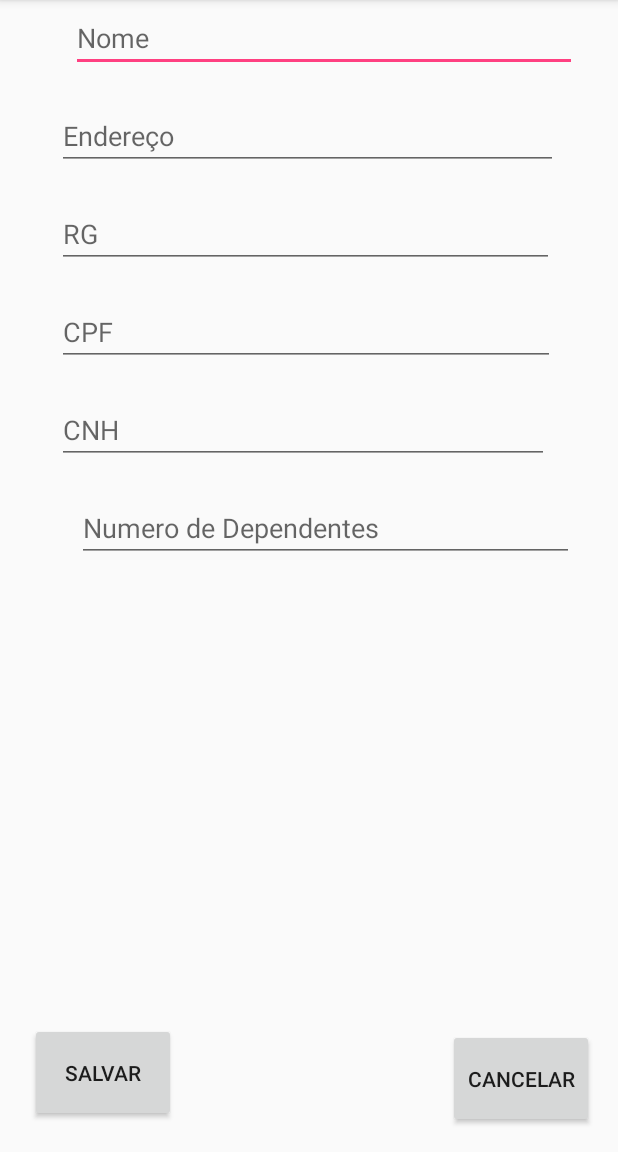
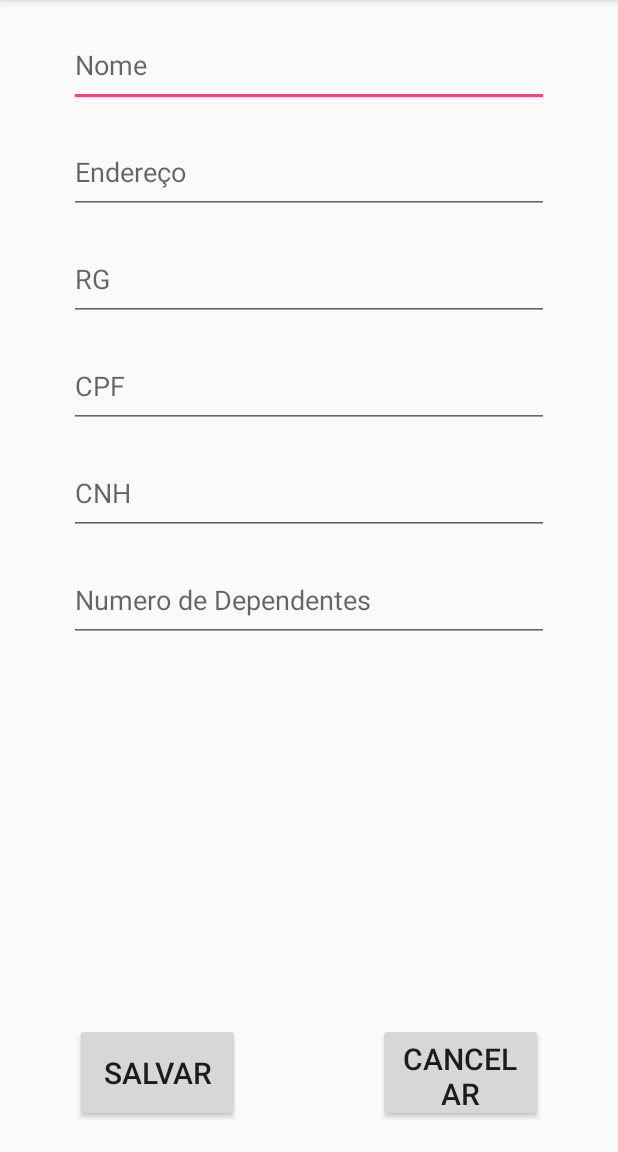
Before and after one commit to pingubr/trabalho, an Android app: the Cadastro_Clientes screen opened directly, with no data from a screen before it, on a phone screen of 412 x 824 dp, the part 84-1236 px from its top. Run offline under Robolectric (Android 15) with nearby library versions, the phone set to English and light mode, and no system bars.

Commit message:
Primeiro commit meu. O Android Studio gerou 855 bugs, pois troquei a fonte dos textos. PS: Android Studio é uma merda. \ Anderson

```diff
--- a/Projeto/app/src/main/java/com/example/brunab/projeto/Telas/Cadastro_Clientes.java
+++ b/Projeto/app/src/main/java/com/example/brunab/projeto/Telas/Cadastro_Clientes.java
@@ -9,21 +9,21 @@ import com.example.brunab.projeto.R;
 public class Cadastro_Clientes extends AppCompatActivity {
 
     private EditText txNome;
-    private EditText txRua;
+    private EditText txEndereco;
     private EditText txRG;
     private EditText txCPF;
     private EditText txCNH;
-    private EditText txFilhos;
+    private EditText txDependentes;
 
     @Override
     protected void onCreate(Bundle savedInstanceState) {
         super.onCreate(savedInstanceState);
         setContentView(R.layout.cadastro__clientes);
-        txNome = findViewById(R.id.etNome);
-        txRua = findViewById(R.id.etEndereco);
-        txRG = findViewById(R.id.etRG);
-        txCPF = findViewById(R.id.etCPF);
-        txCNH = findViewById(R.id.etCNH);
-        txFilhos = findViewById(R.id.etDependentes);
+        txNome = findViewById(R.id.cNome);
+        txEndereco = findViewById(R.id.cEndereco);
+        txRG = findViewById(R.id.cRG);
+        txCPF = findViewById(R.id.cCPF);
+        txCNH = findViewById(R.id.cCNH);
+        txDependentes = findViewById(R.id.cDependentes);
     }
 }
--- a/Projeto/app/src/main/java/com/example/brunab/projeto/Telas/Cadastro_Funcionarios.java
+++ b/Projeto/app/src/main/java/com/example/brunab/projeto/Telas/Cadastro_Funcionarios.java
@@ -19,10 +19,10 @@ public class Cadastro_Funcionarios extends AppCompatActivity {
     protected void onCreate(Bundle savedInstanceState) {
         super.onCreate(savedInstanceState);
         setContentView(R.layout.cadastro__funcionarios);
-        txNome = findViewById(R.id.etNome);
-        txRua = findViewById(R.id.etEndereco);
-        txRG = findViewById(R.id.etRG);
-        txCPF = findViewById(R.id.etCPF);
+        txNome = findViewById(R.id.cNome);
+        txRua = findViewById(R.id.cEndereco);
+        txRG = findViewById(R.id.cRG);
+        txCPF = findViewById(R.id.cCPF);
         cbSupervisor = findViewById(R.id.cbSuper);
     }
 }
--- a/Projeto/app/src/main/res/layout/cadastro__clientes.xml
+++ b/Projeto/app/src/main/res/layout/cadastro__clientes.xml
@@ -8,121 +8,121 @@
 
     <Button
         android:id="@+id/btCancelar"
-        android:layout_width="97dp"
+        android:layout_width="110dp"
         android:layout_height="66dp"
-        android:layout_marginBottom="16dp"
-        android:layout_marginEnd="16dp"
-        android:layout_marginRight="16dp"
+        android:layout_marginBottom="20dp"
+        android:layout_marginEnd="50dp"
+        android:layout_marginRight="50dp"
         android:text="@string/clientecancel"
+        android:textSize="20sp"
         app:layout_constraintBottom_toBottomOf="parent"
         app:layout_constraintEnd_toEndOf="parent" />
 
     <EditText
-        android:id="@+id/etNome"
-        android:layout_width="337dp"
-        android:layout_height="44dp"
-        android:layout_marginEnd="27dp"
-        android:layout_marginLeft="20dp"
-        android:layout_marginRight="27dp"
-        android:layout_marginStart="20dp"
-        android:layout_marginTop="4dp"
+        android:id="@+id/cNome"
+        android:layout_width="320dp"
+        android:layout_height="55dp"
+        android:layout_marginEnd="50dp"
+        android:layout_marginLeft="50dp"
+        android:layout_marginRight="50dp"
+        android:layout_marginStart="50dp"
+        android:layout_marginTop="16dp"
         android:ems="10"
         android:hint="@string/nomecliente"
         android:inputType="textPersonName"
         app:layout_constraintEnd_toEndOf="parent"
-        app:layout_constraintHorizontal_bias="1.0"
         app:layout_constraintStart_toStartOf="parent"
         app:layout_constraintTop_toTopOf="parent" />
 
     <EditText
-        android:id="@+id/etEndereco"
-        android:layout_width="334dp"
-        android:layout_height="wrap_content"
-        android:layout_marginEnd="26dp"
-        android:layout_marginLeft="24dp"
-        android:layout_marginRight="26dp"
-        android:layout_marginStart="24dp"
-        android:layout_marginTop="20dp"
+        android:id="@+id/cEndereco"
+        android:layout_width="320dp"
+        android:layout_height="55dp"
+        android:layout_marginEnd="50dp"
+        android:layout_marginLeft="50dp"
+        android:layout_marginRight="50dp"
+        android:layout_marginStart="50dp"
+        android:layout_marginTop="16dp"
         android:ems="10"
         android:hint="@string/enderecocliente"
         android:inputType="textPersonName"
         app:layout_constraintEnd_toEndOf="parent"
         app:layout_constraintStart_toStartOf="parent"
-        app:layout_constraintTop_toBottomOf="@+id/etNome" />
+        app:layout_constraintTop_toBottomOf="@+id/cNome" />
 
     <EditText
-        android:id="@+id/etRG"
-        android:layout_width="331dp"
-        android:layout_height="wrap_content"
-        android:layout_marginEnd="29dp"
-        android:layout_marginLeft="24dp"
-        android:layout_marginRight="29dp"
-        android:layout_marginStart="24dp"
-        android:layout_marginTop="20dp"
+        android:id="@+id/cRG"
+        android:layout_width="320dp"
+        android:layout_height="55dp"
+        android:layout_marginEnd="50dp"
+        android:layout_marginLeft="50dp"
+        android:layout_marginRight="50dp"
+        android:layout_marginStart="50dp"
+        android:layout_marginTop="16dp"
         android:ems="10"
         android:hint="@string/rgcliente"
         android:inputType="textPersonName"
         app:layout_constraintEnd_toEndOf="parent"
         app:layout_constraintStart_toStartOf="parent"
-        app:layout_constraintTop_toBottomOf="@+id/etEndereco" />
+        app:layout_constraintTop_toBottomOf="@+id/cEndereco" />
 
     <EditText
-        android:id="@+id/etCPF"
-        android:layout_width="332dp"
-        android:layout_height="wrap_content"
-        android:layout_marginEnd="28dp"
-        android:layout_marginLeft="24dp"
-        android:layout_marginRight="28dp"
-        android:layout_marginStart="24dp"
-        android:layout_marginTop="20dp"
+        android:id="@+id/cCPF"
+        android:layout_width="320dp"
+        android:layout_height="55dp"
+        android:layout_marginEnd="50dp"
+        android:layout_marginLeft="50dp"
+        android:layout_marginRight="50dp"
+        android:layout_marginStart="50dp"
+        android:layout_marginTop="16dp"
         android:ems="10"
         android:hint="@string/cpfcliente"
         android:inputType="textPersonName"
         app:layout_constraintEnd_toEndOf="parent"
         app:layout_constraintStart_toStartOf="parent"
-        app:layout_constraintTop_toBottomOf="@+id/etRG" />
+        app:layout_constraintTop_toBottomOf="@+id/cRG" />
 
     <EditText
-        android:id="@+id/etCNH"
-        android:layout_width="328dp"
-        android:layout_height="wrap_content"
-        android:layout_marginEnd="32dp"
-        android:layout_marginLeft="24dp"
-        android:layout_marginRight="32dp"
-        android:layout_marginStart="24dp"
-        android:layout_marginTop="20dp"
+        android:id="@+id/cCNH"
+        android:layout_width="320dp"
+        android:layout_height="55dp"
+        android:layout_marginEnd="50dp"
+        android:layout_marginLeft="50dp"
+        android:layout_marginRight="50dp"
+        android:layout_marginStart="50dp"
+        android:layout_marginTop="16dp"
         android:ems="10"
         android:hint="@string/cnh"
         android:inputType="textPersonName"
         app:layout_constraintEnd_toEndOf="parent"
         app:layout_constraintStart_toStartOf="parent"
-        app:layout_constraintTop_toBottomOf="@+id/etCPF" />
+        app:layout_constraintTop_toBottomOf="@+id/cCPF" />
 
     <EditText
-        android:id="@+id/etDependentes"
-        android:layout_width="331dp"
-        android:layout_height="wrap_content"
-        android:layout_marginEnd="29dp"
-        android:layout_marginLeft="24dp"
-        android:layout_marginRight="29dp"
-        android:layout_marginStart="24dp"
-        android:layout_marginTop="20dp"
+        android:id="@+id/cDependentes"
+        android:layout_width="320dp"
+        android:layout_height="55dp"
+        android:layout_marginEnd="50dp"
+        android:layout_marginLeft="50dp"
+        android:layout_marginRight="50dp"
+        android:layout_marginStart="50dp"
+        android:layout_marginTop="16dp"
         android:ems="10"
         android:hint="@string/numerodependentes"
         android:inputType="textPersonName"
         app:layout_constraintEnd_toEndOf="parent"
-        app:layout_constraintHorizontal_bias="1.0"
         app:layout_constraintStart_toStartOf="parent"
-        app:layout_constraintTop_toBottomOf="@+id/etCNH" />
+        app:layout_constraintTop_toBottomOf="@+id/cCNH" />
 
     <Button
         android:id="@+id/btSalvar"
-        android:layout_width="97dp"
+        android:layout_width="110dp"
         android:layout_height="66dp"
         android:layout_marginBottom="20dp"
-        android:layout_marginLeft="20dp"
-        android:layout_marginStart="20dp"
+        android:layout_marginLeft="50dp"
+        android:layout_marginStart="50dp"
         android:text="@string/clientesave"
+        android:textSize="20sp"
         app:layout_constraintBottom_toBottomOf="parent"
         app:layout_constraintStart_toStartOf="parent" />
 
--- a/Projeto/app/src/main/res/layout/cadastro__funcionarios.xml
+++ b/Projeto/app/src/main/res/layout/cadastro__funcionarios.xml
@@ -18,7 +18,7 @@
         app:layout_constraintEnd_toEndOf="parent" />
 
     <EditText
-        android:id="@+id/etNome"
+        android:id="@+id/cNome"
         android:layout_width="350dp"
         android:layout_height="wrap_content"
         android:layout_marginEnd="14dp"
@@ -34,7 +34,7 @@
         app:layout_constraintTop_toTopOf="parent" />
 
     <EditText
-        android:id="@+id/etEndereco"
+        android:id="@+id/cEndereco"
         android:layout_width="348dp"
         android:layout_height="wrap_content"
         android:layout_marginEnd="16dp"
@@ -47,10 +47,10 @@
         android:inputType="textPersonName"
         app:layout_constraintEnd_toEndOf="parent"
         app:layout_constraintStart_toStartOf="parent"
-        app:layout_constraintTop_toBottomOf="@+id/etNome" />
+        app:layout_constraintTop_toBottomOf="@+id/cNome" />
 
     <EditText
-        android:id="@+id/etRG"
+        android:id="@+id/cRG"
         android:layout_width="346dp"
         android:layout_height="wrap_content"
         android:layout_marginEnd="23dp"
@@ -63,10 +63,10 @@
         android:inputType="textPersonName"
         app:layout_constraintEnd_toEndOf="parent"
         app:layout_constraintStart_toStartOf="parent"
-        app:layout_constraintTop_toBottomOf="@+id/etEndereco" />
+        app:layout_constraintTop_toBottomOf="@+id/cEndereco" />
 
     <EditText
-        android:id="@+id/etCPF"
+        android:id="@+id/cCPF"
         android:layout_width="344dp"
         android:layout_height="wrap_content"
         android:layout_marginLeft="20dp"
@@ -76,7 +76,7 @@
         android:hint="@string/cpffunci"
         android:inputType="textPersonName"
         app:layout_constraintStart_toStartOf="parent"
-        app:layout_constraintTop_toBottomOf="@+id/etRG" />
+        app:layout_constraintTop_toBottomOf="@+id/cRG" />
 
     <CheckBox
         android:id="@+id/cbSuper"
@@ -90,7 +90,7 @@
         android:text="@string/supervisor"
         app:layout_constraintEnd_toEndOf="parent"
         app:layout_constraintStart_toStartOf="parent"
-        app:layout_constraintTop_toBottomOf="@+id/etCPF" />
+        app:layout_constraintTop_toBottomOf="@+id/cCPF" />
 
     <Button
         android:id="@+id/btSalvar"
```
